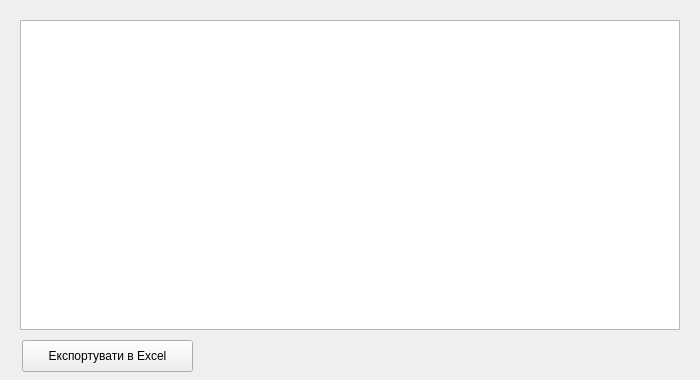
dimbaida/statistics, file ui/result.ui: the form before one commit.
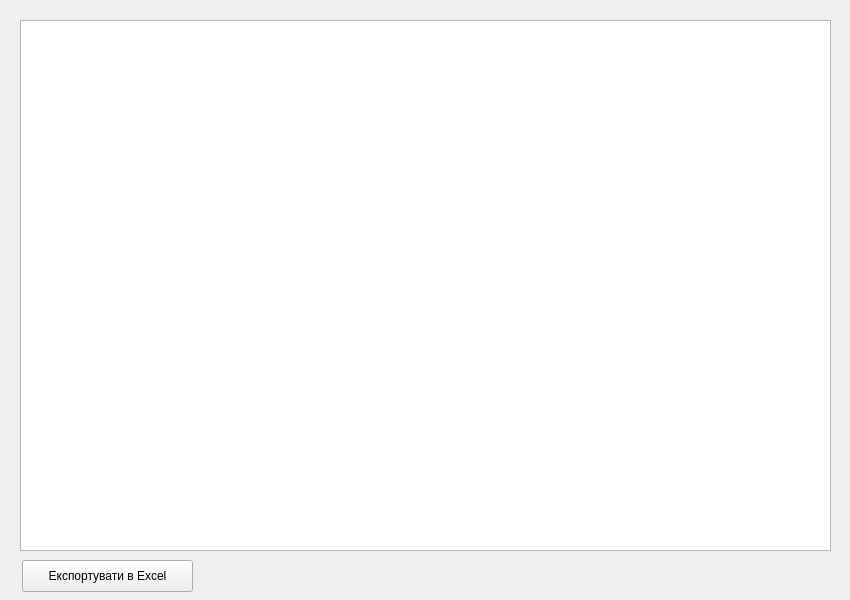
The form after the commit.

```diff
--- a/ui/result.ui
+++ b/ui/result.ui
@@ -6,8 +6,8 @@
    <rect>
     <x>0</x>
     <y>0</y>
-    <width>700</width>
-    <height>380</height>
+    <width>850</width>
+    <height>600</height>
    </rect>
   </property>
   <property name="windowTitle">
@@ -18,8 +18,8 @@
     <rect>
      <x>20</x>
      <y>20</y>
-     <width>660</width>
-     <height>310</height>
+     <width>811</width>
+     <height>531</height>
     </rect>
    </property>
    <property name="font">
@@ -38,7 +38,7 @@
    <property name="geometry">
     <rect>
      <x>22</x>
-     <y>340</y>
+     <y>560</y>
      <width>171</width>
      <height>32</height>
     </rect>
```
